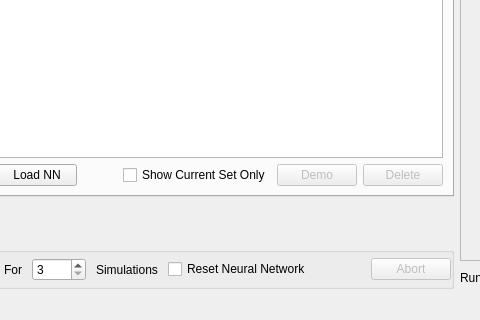
Above: src/ui/mainwindow.ui from samuelarbibe/ai-tms before the change; both pictures show x 281 to 761 and y 514 to 834 of the 1440 by 834 pixel window. Below: the same form after it.
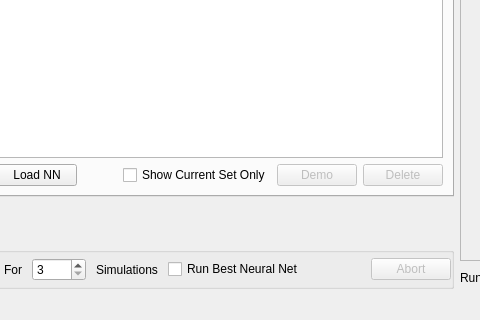
That is the form after the change. The open tabs and pages were chosen to show the change. Custom widgets are drawn as their Qt base class.

What changed in the file:
```diff
--- a/src/ui/mainwindow.ui
+++ b/src/ui/mainwindow.ui
@@ -2198,7 +2198,7 @@
                 <string>Show a hint of information on each simulation entity</string>
                </property>
                <property name="text">
-                <string>Reset Neural Network</string>
+                <string>Run Best Neural Net</string>
                </property>
                <property name="checkable">
                 <bool>true</bool>
```
Left out of the diff: 4 changed lines with no effect on the pictures.
